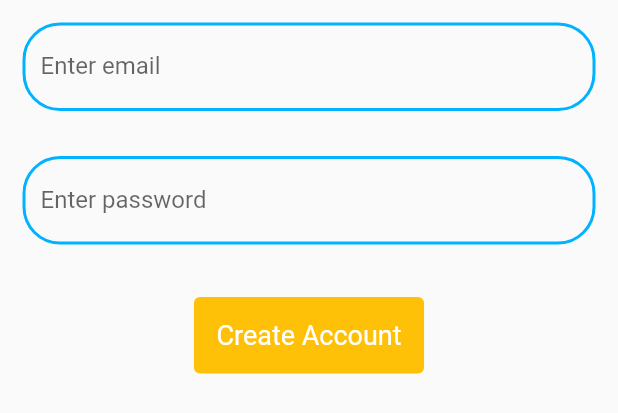
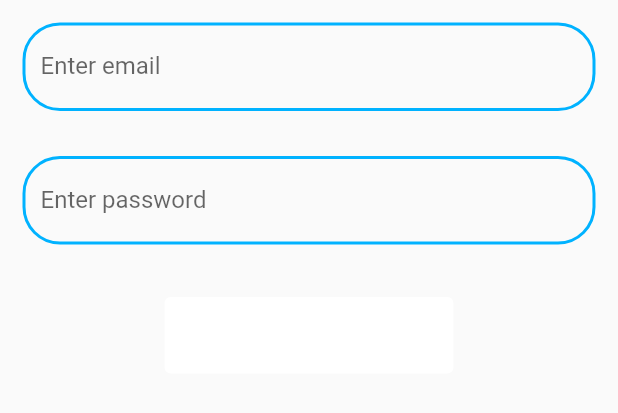
Before and after one commit to Gowsalyanatraj/book_tracker_Application_flutter, a Flutter app: the CreateAccount widget shown alone on an empty page, opened directly with empty values, on a phone screen of 412 x 824 dp. Shown: the top 413 px of the screen. Run offline on Flutter 3.47's test engine with Material 2 defaults, Android fonts, the phone set to English and light mode, and no system bars; our stand-ins replace hexcolor.

Commit message:
fix:inserting styles

```diff
--- a/lib/screens/LoginPage/create_account.dart
+++ b/lib/screens/LoginPage/create_account.dart
@@ -48,10 +48,10 @@ class CreateAccount extends StatelessWidget {
                   padding: EdgeInsets.all(15),
                   shape: RoundedRectangleBorder(
                       borderRadius: BorderRadius.circular(4)),
-                  backgroundColor: Colors.amber,
+                  backgroundColor: Colors.white,
                   textStyle: TextStyle(fontSize: 18)),
               onPressed: () {},
-              child: Text('Create Account'))
+              child: Text('Create your Account'))
         ],
       ),
     );
--- a/lib/screens/get_started_page.dart
+++ b/lib/screens/get_started_page.dart
@@ -14,7 +14,7 @@ class GetStartedPage extends StatelessWidget {
           children: [
             Spacer(),
             Text(
-              'Book Tracker',
+              '📑Book Tracker📑',
               style: Theme.of(context).textTheme.displaySmall,
             ),
             SizedBox(height: 15.0),
```
